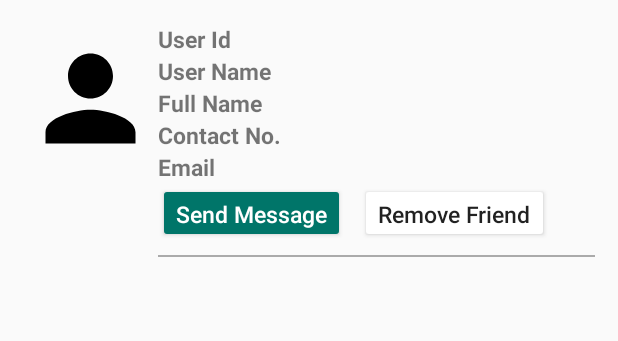
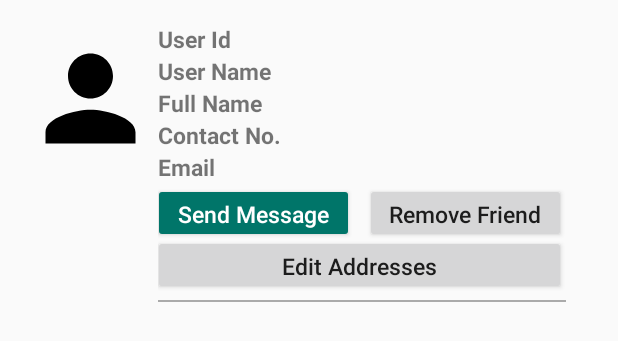
Before and after one commit to ZHLOW/sc2006-project, an Android app: the layout user_friends_display_layout.xml on its own in the app's theme, with its tools: preview values and no code run, on a phone screen of 412 x 824 dp. Shown: the top 341 px of the screen. Run offline under Robolectric (Android 15) with nearby library versions, the phone set to English and light mode, and no system bars.

Commit message:
added Edit Addresses button

```diff
--- a/app/src/main/AndroidManifest.xml
+++ b/app/src/main/AndroidManifest.xml
@@ -1,7 +1,7 @@
 <?xml version="1.0" encoding="utf-8"?>
 <manifest xmlns:android="http://schemas.android.com/apk/res/android"
-    xmlns:tools="http://schemas.android.com/tools"
-    package="com.example.meetpoint">
+    xmlns:tools="http://schemas.android.com/tools">
+    <!-- package="com.example.meetpoint"> --> <!-- deprecated -->
 
     <uses-permission android:name="android.permission.INTERNET" />
     <uses-permission android:name="android.permission.ACCESS_FINE_LOCATION" />
@@ -63,7 +63,7 @@
             android:name=".ChatActivity"
             android:exported="true"
             android:parentActivityName=".ChatFragment"
-            android:theme="@style/Theme.AppCompat.Light.NoActionBar"></activity>
+            android:theme="@style/Theme.AppCompat.Light.NoActionBar"/>
         <activity
             android:name=".MainActivity"
             android:exported="true"
--- a/app/src/main/res/layout/user_friends_display_layout.xml
+++ b/app/src/main/res/layout/user_friends_display_layout.xml
@@ -15,11 +15,11 @@
         <ImageView
             android:layout_width="90dp"
             android:layout_height="90dp"
-            android:src="@drawable/ic_user"
-            android:layout_marginTop="5dp"/>
+            android:layout_marginTop="5dp"
+            android:src="@drawable/ic_user" />
 
         <LinearLayout
-            android:layout_width="match_parent"
+            android:layout_width="292dp"
             android:layout_height="wrap_content"
             android:orientation="vertical">
 
@@ -76,6 +76,11 @@
                 android:textStyle="bold" />
 
 
+            <LinearLayout
+                android:layout_width="match_parent"
+                android:layout_height="wrap_content"
+                android:layout_marginEnd="20dp"
+                android:orientation="vertical">
 
                 <LinearLayout
                     android:layout_width="match_parent"
@@ -84,36 +89,53 @@
 
                     <Button
                         android:id="@+id/Send_Msg_btn"
-                    android:layout_width="wrap_content"
+                        android:layout_width="0dp"
                         android:layout_height="40dp"
+                        android:layout_weight="1"
+                        android:layout_gravity="center"
                         android:backgroundTint="#FF007569"
+                        android:layout_marginStart="-3dp"
                         android:text="Send Message"
+                        android:textAllCaps="false"
                         android:textColor="@color/white"
-                    android:textAllCaps="false"
                         android:textSize="15sp" />
 
                     <Button
                         android:id="@+id/Remove_Friend_Btn"
-                    android:layout_width="wrap_content"
+                        android:layout_width="0dp"
                         android:layout_height="40dp"
-                    android:backgroundTint="@color/white"
-                    android:layout_marginStart="10dp"
+                        android:layout_weight="1"
+                        android:layout_gravity="center"
+                        android:layout_marginStart="7dp"
+                        android:backgroundTint="@color/quantum_googredA200"
                         android:text="Remove Friend"
                         android:textAllCaps="false"
                         android:textSize="15sp" />
 
                 </LinearLayout>
+
+                <Button
+                    android:id="@+id/Edit_Addresses_Btn"
+                    android:layout_width="match_parent"
+                    android:layout_height="40dp"
+                    android:layout_marginStart="-3dp"
+                    android:layout_marginTop="-5dp"
+                    android:backgroundTint="@color/quantum_bluegrey400"
+                    android:text="Edit Addresses"
+                    android:textAllCaps="false"
+                    android:textSize="15sp" />
+
                 <View
                     android:id="@+id/line"
                     android:layout_width="wrap_content"
                     android:layout_height="1dp"
-                android:layout_marginTop="8dp"
+                    android:layout_marginTop="3dp"
                     android:background="@android:color/darker_gray" />
 
             </LinearLayout>
 
+        </LinearLayout>
 
     </LinearLayout>
 
-
 </RelativeLayout>
```
Also changed, not shown: 1 other file. Lines whose indentation alone changed are shown as unchanged.
